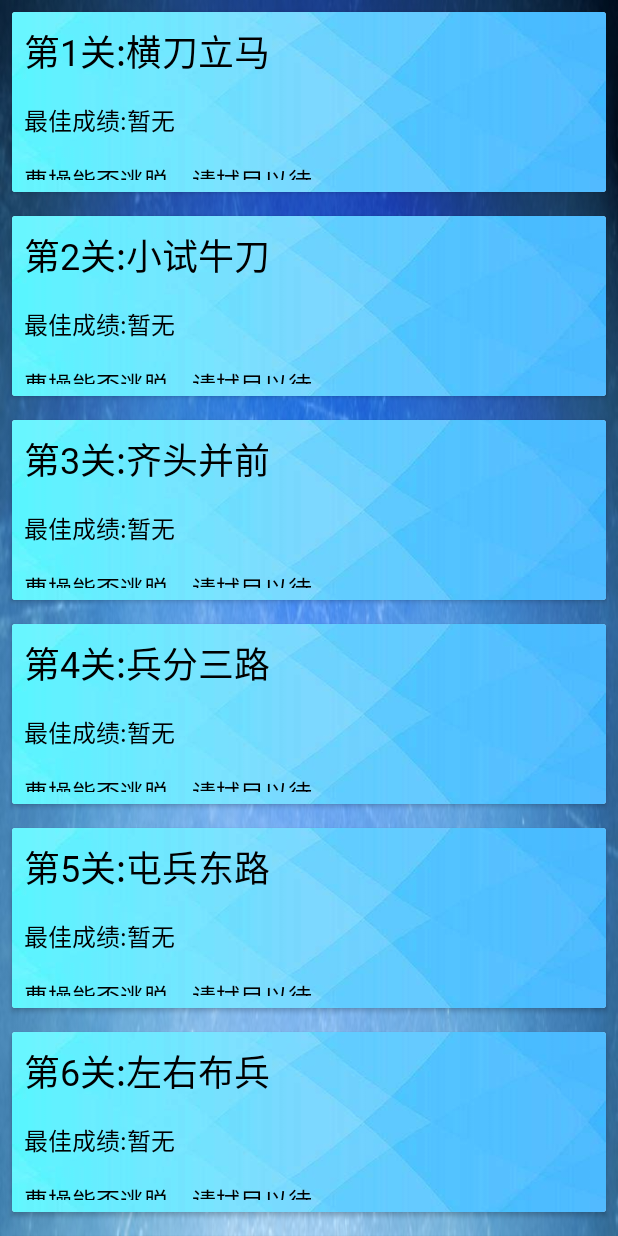
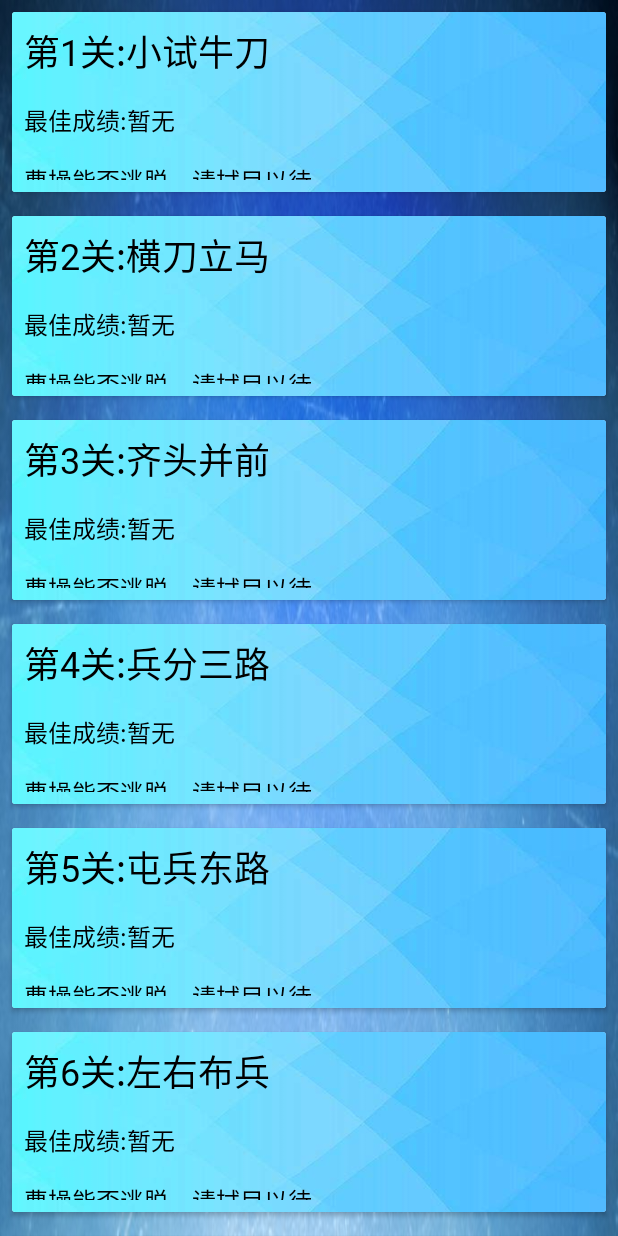
Before and after one commit to yuhaoha/Klotski, an Android app: the screen it shows after launch (ChooseLevel), after a tap on "选择关卡", on a phone screen of 412 x 824 dp. Run offline under Robolectric (Android 15) with nearby library versions, the phone set to English and light mode, and no system bars; libraries missing offline, so code that uses them is left out: com.eminayar.panter, com.idescout.sql; 1 statement that could not run was skipped.

Commit message:
数据库插入10关标准难度游戏

```diff
--- a/app/src/main/java/com/nkcs/yuhao/klotski/DatabaseHelper.java
+++ b/app/src/main/java/com/nkcs/yuhao/klotski/DatabaseHelper.java
@@ -50,30 +50,37 @@ public class DatabaseHelper extends SQLiteOpenHelper {
         // 创建游戏存档表
         sql = "CREATE TABLE IF NOT EXISTS game_history (id INTEGER PRIMARY KEY AUTOINCREMENT ,time text, level_id Integer, level_title varchar(100),movetimes Integer,states text)";
         db.execSQL(sql);
-        // 插入关卡数据
+        // 插入关卡数据                 //曹操                                     //张飞                                   //赵云                                    //马超                                    //黄忠                                    // 关羽                                   //兵1                                      //兵2                                    //兵3                                    // 兵4
         Point [] points1 = {new Point(1,0,2,2),new Point(0,0,1,2),new Point(3,0,1,2),new Point(0,2,1,2),new Point(3,2,1,2),new Point(1,2,2,1),new Point(0,4,1,1),new Point(3,4,1,1),new Point(1,3,1,1),new Point(2,3,1,1)};
-        db.execSQL("insert into level(level_id,title,description,best_score,level_layout) values(1,'横刀立马','曹操能否逃脱，请拭目以待',9999,?)",new Object[]{getLayoutJson(points1)});
+        db.execSQL("insert into level(level_id,title,description,best_score,level_layout) values(1,'小试牛刀','曹操能否逃脱，请拭目以待',9999,?)",new Object[]{getLayoutJson(points1)});
         Point [] points2 = {new Point(1,0,2,2),new Point(0,0,1,2),new Point(3,0,1,2),new Point(0,3,1,2),new Point(3,3,1,2),new Point(1,2,2,1),new Point(0,2,1,1),new Point(3,2,1,1),new Point(1,3,1,1),new Point(2,3,1,1)};
-        db.execSQL("insert into level(level_id,title,description,best_score,level_layout) values(2,'小试牛刀','曹操能否逃脱，请拭目以待',9999,?)",new Object[]{getLayoutJson(points2)});
-        Point [] points3 = {new Point(1,0,2,2),new Point(0,0,1,2),new Point(3,0,1,2),new Point(0,3,1,2),new Point(3,3,1,2),new Point(1,2,2,1),new Point(0,2,1,1),new Point(3,2,1,1),new Point(1,3,1,1),new Point(2,3,1,1)};
+        db.execSQL("insert into level(level_id,title,description,best_score,level_layout) values(2,'横刀立马','曹操能否逃脱，请拭目以待',9999,?)",new Object[]{getLayoutJson(points2)});
+        Point [] points3 = {new Point(1,0,2,2),new Point(0,0,1,2),new Point(3,0,1,2),new Point(0,3,1,2),new Point(3,3,1,2),new Point(1,3,2,1),new Point(0,2,1,1),new Point(1,2,1,1),new Point(2,2,1,1),new Point(3,2,1,1)};
         db.execSQL("insert into level(level_id,title,description,best_score,level_layout) values(3,'齐头并前','曹操能否逃脱，请拭目以待',9999,?)",new Object[]{getLayoutJson(points3)});
-        db.execSQL("insert into level(level_id,title,description,best_score) values(4,'兵分三路','曹操能否逃脱，请拭目以待',9999)");
-        db.execSQL("insert into level(level_id,title,description,best_score) values(5,'屯兵东路','曹操能否逃脱，请拭目以待',9999)");
-        db.execSQL("insert into level(level_id,title,description,best_score) values(6,'左右布兵','曹操能否逃脱，请拭目以待',9999)");
-        db.execSQL("insert into level(level_id,title,description,best_score) values(7,'前挡后阻','曹操能否逃脱，请拭目以待',9999)");
-        db.execSQL("insert into level(level_id,title,description,best_score) values(8,'插翅难飞','曹操能否逃脱，请拭目以待',9999)");
-        db.execSQL("insert into level(level_id,title,description,best_score) values(9,'近在咫尺','曹操能否逃脱，请拭目以待',9999)");
-        db.execSQL("insert into level(level_id,title,description,best_score) values(10,'层层设防','曹操能否逃脱，请拭目以待',9999)");
-        db.execSQL("insert into level(level_id,title,description,best_score) values(11,'水泄不通','曹操能否逃脱，请拭目以待',9999)");
-        db.execSQL("insert into level(level_id,title,description,best_score) values(12,'小燕出巢','曹操能否逃脱，请拭目以待',9999)");
-        db.execSQL("insert into level(level_id,title,description,best_score) values(13,'兵挡将阻','曹操能否逃脱，请拭目以待',9999)");
-        db.execSQL("insert into level(level_id,title,description,best_score) values(14,'过五关','曹操能否逃脱，请拭目以待',9999)");
-        db.execSQL("insert into level(level_id,title,description,best_score) values(15,'一夫当关','曹操能否逃脱，请拭目以待',9999)");
-        db.execSQL("insert into level(level_id,title,description,best_score) values(16,'一字长蛇','曹操能否逃脱，请拭目以待',9999)");
-        db.execSQL("insert into level(level_id,title,description,best_score) values(17,'四面楚歌','曹操能否逃脱，请拭目以待',9999)");
-        db.execSQL("insert into level(level_id,title,description,best_score) values(18,'比翼横空','曹操能否逃脱，请拭目以待',9999)");
-        db.execSQL("insert into level(level_id,title,description,best_score) values(19,'兵临曹营','曹操能否逃脱，请拭目以待',9999)");
-        db.execSQL("insert into level(level_id,title,description,best_score) values(20,'逃之夭夭','曹操能否逃脱，请拭目以待',9999)");
+        Point [] points4 = {new Point(1,0,2,2),new Point(0,1,1,2),new Point(3,1,1,2),new Point(0,3,1,2),new Point(3,3,1,2),new Point(1,2,2,1),new Point(0,0,1,1),new Point(3,0,1,1),new Point(1,3,1,1),new Point(2,3,1,1)};
+        db.execSQL("insert into level(level_id,title,description,best_score,level_layout) values(4,'兵分三路','曹操能否逃脱，请拭目以待',9999,?)",new Object[]{getLayoutJson(points4)});
+        Point [] points5 = {new Point(0,0,2,2),new Point(2,0,1,2),new Point(3,0,1,2),new Point(0,3,1,2),new Point(1,3,1,2),new Point(0,2,2,1),new Point(2,2,1,1),new Point(3,2,1,1),new Point(3,3,1,1),new Point(2,3,1,1)};
+        db.execSQL("insert into level(level_id,title,description,best_score,level_layout) values(5,'屯兵东路','曹操能否逃脱，请拭目以待',9999,?)",new Object[]{getLayoutJson(points5)});
+        Point [] points6 = {new Point(1,0,2,2),new Point(0,0,1,2),new Point(3,0,1,2),new Point(1,2,1,2),new Point(2,2,1,2),new Point(1,4,2,1),new Point(0,3,1,1),new Point(0,4,1,1),new Point(3,3,1,1),new Point(3,4,1,1)};
+        db.execSQL("insert into level(level_id,title,description,best_score,level_layout) values(6,'左右布兵','曹操能否逃脱，请拭目以待',9999,?)",new Object[]{getLayoutJson(points6)});
+        Point [] points7 = {new Point(0,0,2,2),new Point(1,4,2,1),new Point(0,2,1,2),new Point(2,1,1,2),new Point(1,2,1,2),new Point(2,0,2,1),new Point(2,3,1,1),new Point(3,3,1,1),new Point(3,1,1,1),new Point(3,2,1,1)};
+        db.execSQL("insert into level(level_id,title,description,best_score,level_layout) values(7,'前挡后阻','曹操能否逃脱，请拭目以待',9999,?)",new Object[]{getLayoutJson(points7)});
+        Point [] points8 = {new Point(1,0,2,2),new Point(2,4,2,1),new Point(0,0,1,2),new Point(1,2,1,2),new Point(3,0,1,2),new Point(0,4,2,1),new Point(0,2,1,1),new Point(0,3,1,1),new Point(3,2,1,1),new Point(3,3,1,1)};
+        db.execSQL("insert into level(level_id,title,description,best_score,level_layout) values(8,'插翅难飞','曹操能否逃脱，请拭目以待',9999,?)",new Object[]{getLayoutJson(points8)});
+        Point [] points9 = {new Point(2,3,2,2),new Point(0,3,2,1),new Point(1,0,1,2),new Point(2,0,1,2),new Point(3,0,1,2),new Point(0,2,2,1),new Point(0,0,1,1),new Point(0,1,1,1),new Point(2,2,1,1),new Point(3,2,1,1)};
+        db.execSQL("insert into level(level_id,title,description,best_score,level_layout) values(9,'近在咫尺','曹操能否逃脱，请拭目以待',9999,?)",new Object[]{getLayoutJson(points9)});
+        Point [] points10 = {new Point(2,0,2,2),new Point(0,1,2,1),new Point(0,2,2,1),new Point(0,3,2,1),new Point(2,2,2,1),new Point(3,3,1,2),new Point(0,4,1,1),new Point(1,4,1,1),new Point(2,4,1,1),new Point(2,3,1,1)};
+        db.execSQL("insert into level(level_id,title,description,best_score,level_layout) values(10,'网开一面','曹操能否逃脱，请拭目以待',9999,?)",new Object[]{getLayoutJson(points10)}); //文档21题
+//        db.execSQL("insert into level(level_id,title,description,best_score) values(11,'水泄不通','曹操能否逃脱，请拭目以待',9999)");
+//        db.execSQL("insert into level(level_id,title,description,best_score) values(12,'小燕出巢','曹操能否逃脱，请拭目以待',9999)");
+//        db.execSQL("insert into level(level_id,title,description,best_score) values(13,'兵挡将阻','曹操能否逃脱，请拭目以待',9999)");
+//        db.execSQL("insert into level(level_id,title,description,best_score) values(14,'过五关','曹操能否逃脱，请拭目以待',9999)");
+//        db.execSQL("insert into level(level_id,title,description,best_score) values(15,'一夫当关','曹操能否逃脱，请拭目以待',9999)");
+//        db.execSQL("insert into level(level_id,title,description,best_score) values(16,'一字长蛇','曹操能否逃脱，请拭目以待',9999)");
+//        db.execSQL("insert into level(level_id,title,description,best_score) values(17,'四面楚歌','曹操能否逃脱，请拭目以待',9999)");
+//        db.execSQL("insert into level(level_id,title,description,best_score) values(18,'比翼横空','曹操能否逃脱，请拭目以待',9999)");
+//        db.execSQL("insert into level(level_id,title,description,best_score) values(19,'兵临曹营','曹操能否逃脱，请拭目以待',9999)");
+//        db.execSQL("insert into level(level_id,title,description,best_score) values(20,'逃之夭夭','曹操能否逃脱，请拭目以待',9999)");
 
     }
 
@@ -89,16 +96,16 @@ public class DatabaseHelper extends SQLiteOpenHelper {
     {
         // 向游戏板加入10个人物块
         Hashtable<Integer,Fragment> fragmentHashtable = new Hashtable<>();
-        fragmentHashtable.put(1,new Fragment("Cao Cao", 1, 2, 2, points[0].x, points[0].y));
-        fragmentHashtable.put(2,new Fragment("Zhang Fei", 2, 1, 2, points[1].x, points[1].y));
-        fragmentHashtable.put(3,new Fragment("Zhao Yun", 3 , 1, 2,points[2].x, points[2].y));
-        fragmentHashtable.put(4,new Fragment("Ma Chao", 4, 1, 2,points[3].x, points[3].y));
-        fragmentHashtable.put(5,new Fragment("Huang Zhong", 5, 1, 2, points[4].x, points[4].y));
-        fragmentHashtable.put(6,new Fragment("Guan Yu", 6, 2, 1,points[5].x, points[5].y));
-        fragmentHashtable.put(7,new Fragment("Soldier1", 7, 1, 1, points[6].x, points[6].y));
-        fragmentHashtable.put(8,new Fragment("Soldier2", 8, 1, 1, points[7].x, points[7].y));
-        fragmentHashtable.put(9,new Fragment("Soldier3", 9, 1, 1, points[8].x, points[8].y));
-        fragmentHashtable.put(10,new Fragment("Soldier4", 10, 1, 1, points[9].x, points[9].y));
+        fragmentHashtable.put(1,new Fragment("Cao Cao", 1, points[0].width, points[0].heigth, points[0].x, points[0].y));
+        fragmentHashtable.put(2,new Fragment("Zhang Fei", 2,  points[1].width, points[1].heigth, points[1].x, points[1].y));
+        fragmentHashtable.put(3,new Fragment("Zhao Yun", 3 ,  points[2].width, points[2].heigth,points[2].x, points[2].y));
+        fragmentHashtable.put(4,new Fragment("Ma Chao", 4,  points[3].width, points[3].heigth,points[3].x, points[3].y));
+        fragmentHashtable.put(5,new Fragment("Huang Zhong", 5,  points[4].width, points[4].heigth, points[4].x, points[4].y));
+        fragmentHashtable.put(6,new Fragment("Guan Yu", 6,  points[5].width, points[5].heigth,points[5].x, points[5].y));
+        fragmentHashtable.put(7,new Fragment("Soldier1", 7,  points[6].width, points[6].heigth, points[6].x, points[6].y));
+        fragmentHashtable.put(8,new Fragment("Soldier2", 8,  points[7].width, points[7].heigth, points[7].x, points[7].y));
+        fragmentHashtable.put(9,new Fragment("Soldier3", 9,  points[8].width, points[8].heigth, points[8].x, points[8].y));
+        fragmentHashtable.put(10,new Fragment("Soldier4", 10,  points[9].width, points[9].heigth, points[9].x, points[9].y));
         Gson gson = new Gson();
         String data = gson.toJson(fragmentHashtable);
         return data;
--- a/app/src/main/java/com/nkcs/yuhao/klotski/KlotskiView.java
+++ b/app/src/main/java/com/nkcs/yuhao/klotski/KlotskiView.java
@@ -171,7 +171,7 @@ public class KlotskiView extends View implements View.OnTouchListener,GestureDet
     void nextLevel()
     {
         // 检查是否到了最后一关再执行查询
-        if(DatabaseHelper.getLevelListObject().size()<=level+1)
+        if(DatabaseHelper.getLevelListObject().size()<level+1)
         {
             toHomePage();
         }
```
